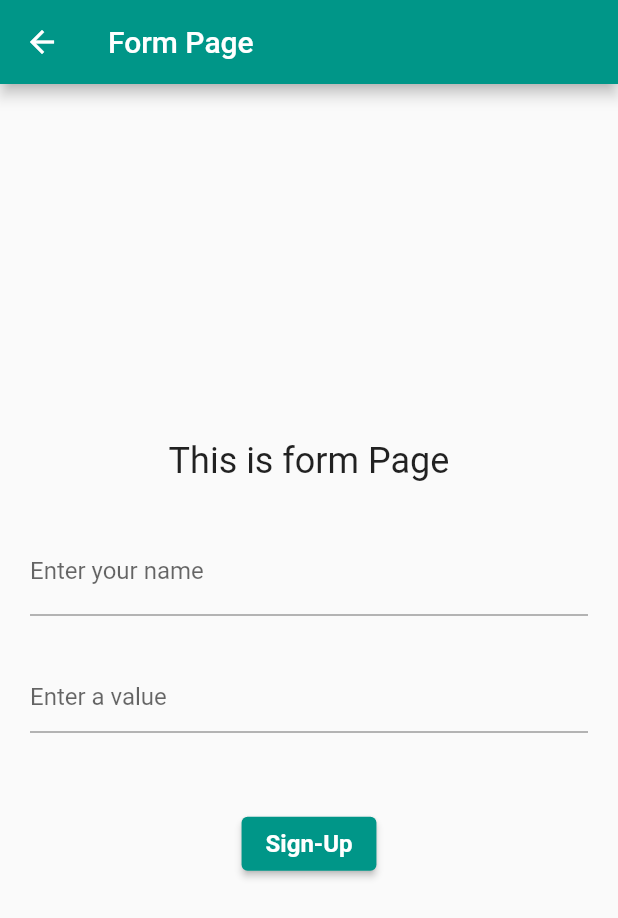
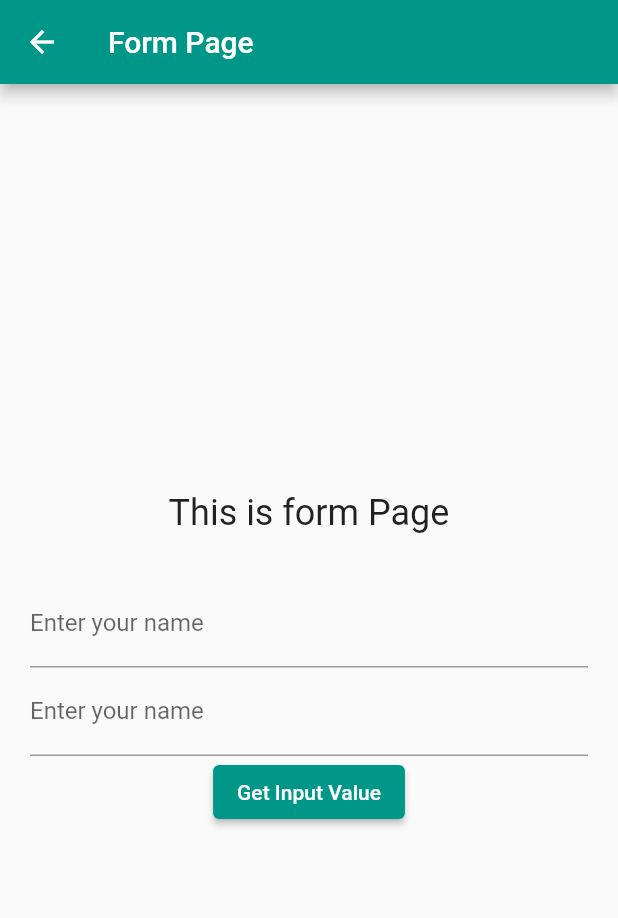
Before and after one commit to jahidh524/Compontnt1-2, a Flutter app: the screen it shows after launch, scrolled down 290 dp, after a tap on "Form Page", on a phone screen of 412 x 824 dp. Shown: the top 918 px of the screen. Run offline on Flutter 3.47's test engine with Material 2 defaults, Android fonts, the phone set to English and light mode, and no system bars.

Commit message:
form incomplete

```diff
--- a/lib/form.dart
+++ b/lib/form.dart
@@ -1,54 +1,55 @@
 import 'package:flutter/material.dart';
+import 'package:myapp/strings.dart';
 
 final _formKey = GlobalKey<FormState>();
 
 final GlobalKey<ScaffoldMessengerState> scaffoldMessengerKey =
     GlobalKey<ScaffoldMessengerState>();
-  String _inputValue = '';
 
-  void showSnackBar() {
-    if (_formKey.currentState!.validate()) {
-      _formKey.currentState!.save();
+class FormPage extends StatefulWidget {
+  const FormPage({super.key});
 
-      final snackBar = SnackBar(
-        content: Text(_inputValue),
-        duration: const Duration(seconds: 3),
-      );
-      scaffoldMessengerKey.currentState!.showSnackBar(snackBar);
+  @override
+  State<FormPage> createState() => _FormPageState();
+}
+
+class _FormPageState extends State<FormPage> {
+  final GlobalKey<ScaffoldMessengerState> scaffoldMessengerKey =
+      GlobalKey<ScaffoldMessengerState>();
+  final TextEditingController _textEditingController = TextEditingController();
+
+  String? _errorText;
+  void _validateInput() {
+    final inputValue = _textEditingController.text;
+    if (inputValue.isEmpty || !RegExp(r'^[a-z A-Z]').hasMatch(inputValue)) {
+      setState(() {
+        _errorText = 'Please enter correct value';
+      });
+    } else {
+      setState(() {
+        _errorText = null;
+      });
+      print('Input value: $inputValue');
     }
   }
 
-
-class formPage extends StatefulWidget {
-  @override
-  State<formPage> createState() => _formPageState();
-}
-
-class _formPageState extends State<formPage> {
-  final GlobalKey<ScaffoldMessengerState> scaffoldMessengerKey =
-      GlobalKey<ScaffoldMessengerState>();
-
   @override
   Widget build(BuildContext context) {
-
     return MaterialApp(
       debugShowCheckedModeBanner: false,
       theme: ThemeData(primarySwatch: Colors.teal),
-
-
       home: SafeArea(
         child: Scaffold(
             appBar: AppBar(
               leading: IconButton(
-            icon:  const Icon(Icons.arrow_back),
+                icon: const Icon(Icons.arrow_back),
                 onPressed: () {
                   // Handle back button press
                   Navigator.pop(context);
                 },
               ),
-          title:  const Text('Form Page'),
+              title: const Text('Form Page'),
             ),
-
             body: Container(
               padding: const EdgeInsets.all(20),
               child: Form(
@@ -56,7 +57,9 @@ class _formPageState extends State<formPage> {
                 child: Column(
                   mainAxisAlignment: MainAxisAlignment.center,
                   children: [
-                  const Text("This is form Page", style: TextStyle(
+                    const Text(
+                      "This is form Page",
+                      style: TextStyle(
                         fontSize: 24,
                       ),
                     ),
@@ -82,71 +85,30 @@ class _formPageState extends State<formPage> {
                     },
                   ),*/
 
-
-                  TextFormField(
-                    onSaved: (value) {
-                      _inputValue = value!;
-                    },
-                    validator: (value) {
-                      if (value!.isEmpty) {
-                        return 'Please enter a value';
-                      }
-                      return null;
-                    },
-                    decoration: const InputDecoration(
-                      labelText: 'Enter your name',
+                    TextField(
+                      controller: _textEditingController,
+                      decoration: InputDecoration(
+                        labelText: AllStrings.yourName,
+                        errorText: _errorText,
+                      ),
+                    ),
+                    TextField(
+                      controller: _textEditingController,
+                      decoration: InputDecoration(
+                        labelText: AllStrings.yourNumber,
+                        errorText: _errorText,
                       ),
                     ),
 
-                  const SizedBox(
-                    height: 30,
+                    ElevatedButton(
+                      onPressed: _validateInput,
+                      child: const Text('Get Input Value'),
                     ),
-
-                  TextFormField(
-                    onSaved: (value) {
-                      _inputValue = value!;
-                    },
-                    validator: (value) {
-                      if (value!.isEmpty) {
-                        return 'Please enter a value';
-                      }
-                      return null;
-                    },
-                    decoration: const InputDecoration(
-                      hintText: 'Enter a value',
-                    ),
-                  ),
-
-
-
-                   const SizedBox(
-                    height: 50,
-                  ),
-
-                  ElevatedButton(
-                    onPressed: showSnackBar,
-
-                    style: ElevatedButton.styleFrom(
-                      textStyle: const TextStyle(
-                        color: Colors.white,
-                        fontSize: 16,
-                        fontWeight: FontWeight.bold,
-                      ),
-                    ),
-                    child: const Text('Sign-Up'),
-              ),
-
                   ],
                 ),
               ),
-          )
-
-
-
-
-        ),
+            )),
       ),
     );
-
   }
 }
--- a/lib/main.dart
+++ b/lib/main.dart
@@ -259,38 +259,12 @@ class MyApp extends StatelessWidget {
                             ),
                           ),
                         ),
-                        Expanded(
+                        const Expanded(
                             //flex: 5,
                             child: Column(
                           children: [
-                            Container(
-                              color: Colors.green,
-                              width: screenWidth / 3,
-                              height: screenHeight / 12,
-                              child: const Center(
-                                child: Text(
-                                  'hello',
-                                  style: TextStyle(
-                                    fontSize: 24,
-                                    fontWeight: FontWeight.bold,
-                                  ),
-                                ),
-                              ),
-                            ),
-                            Container(
-                              width: screenWidth / 3,
-                              height: screenHeight / 12,
-                              color: Colors.red,
-                              child: const Center(
-                                child: Text(
-                                  'This is red',
-                                  style: TextStyle(
-                                    fontSize: 24,
-                                    fontWeight: FontWeight.bold,
-                                  ),
-                                ),
-                              ),
-                            ),
+                            CustomTextWidget(text: "Jahid", color: Colors.green),
+                            CustomTextWidget(text: "This is red", color: Colors.red),
                           ],
                         ))
                       ],
@@ -348,7 +322,7 @@ class MyApp extends StatelessWidget {
                             Navigator.push(
                               context,
                               MaterialPageRoute(
-                                  builder: (context) => formPage()),
+                                  builder: (context) => FormPage()),
                             );
                           },
                           style: ElevatedButton.styleFrom(
@@ -387,3 +361,38 @@ class MyApp extends StatelessWidget {
     );
   }
 }
+
+class CustomTextWidget extends StatelessWidget {
+  const CustomTextWidget({
+    super.key,
+    // required this.screenWidth,
+    // required this.screenHeight,
+    required this.text,
+    required this.color,
+  });
+
+  // final double screenWidth;
+  // final double screenHeight;
+  final String text;
+  final Color color;
+
+  @override
+  Widget build(BuildContext context) {
+    final screenWidth = MediaQuery.of(context).size.width;
+    final screenHeight = MediaQuery.of(context).size.height;
+    return Container(
+      color: color,
+      width: screenWidth / 3,
+      height: screenHeight / 12,
+      child: Center(
+        child: Text(
+          text,
+          style: const TextStyle(
+            fontSize: 24,
+            fontWeight: FontWeight.bold,
+          ),
+        ),
+      ),
+    );
+  }
+}
--- a/lib/strings.dart
+++ b/lib/strings.dart
@@ -1,5 +1,9 @@
 class AllStrings{
   static const String noLimit = 'There is no limit of learning!';
+  static const String valueFromController ='Input value from controller: ';
+  static const String yourName = 'Enter your name';
+  static const String yourNumber = 'Enter your name';
+
 
 }
 
```
Lines whose indentation alone changed are shown as unchanged.
